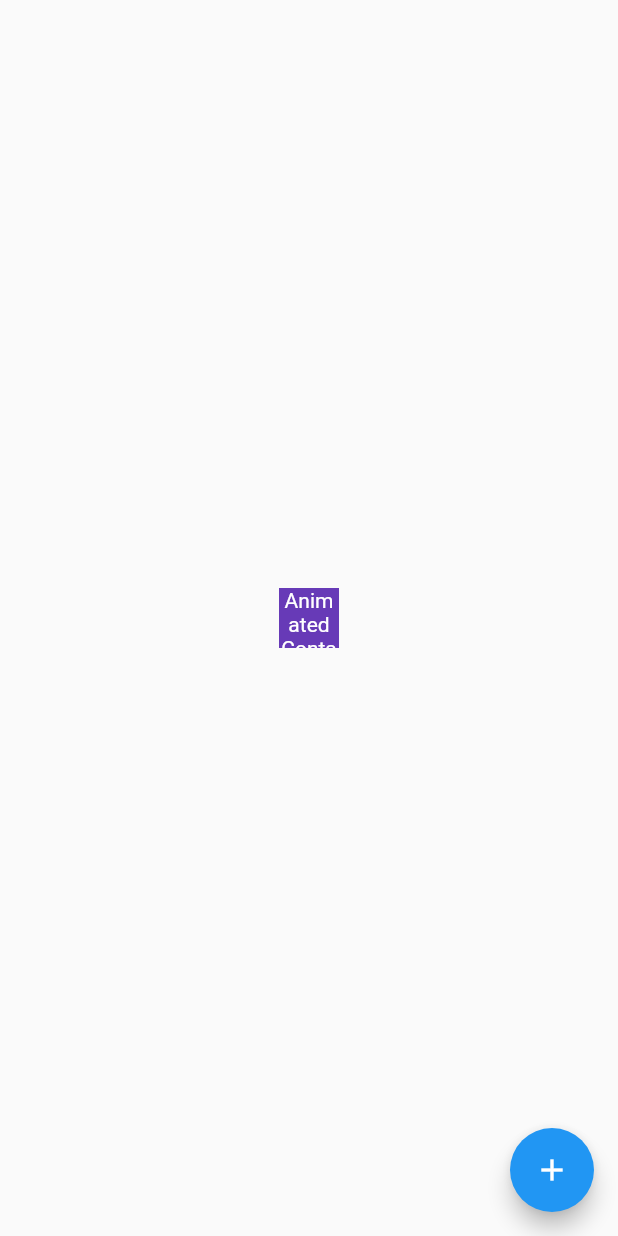
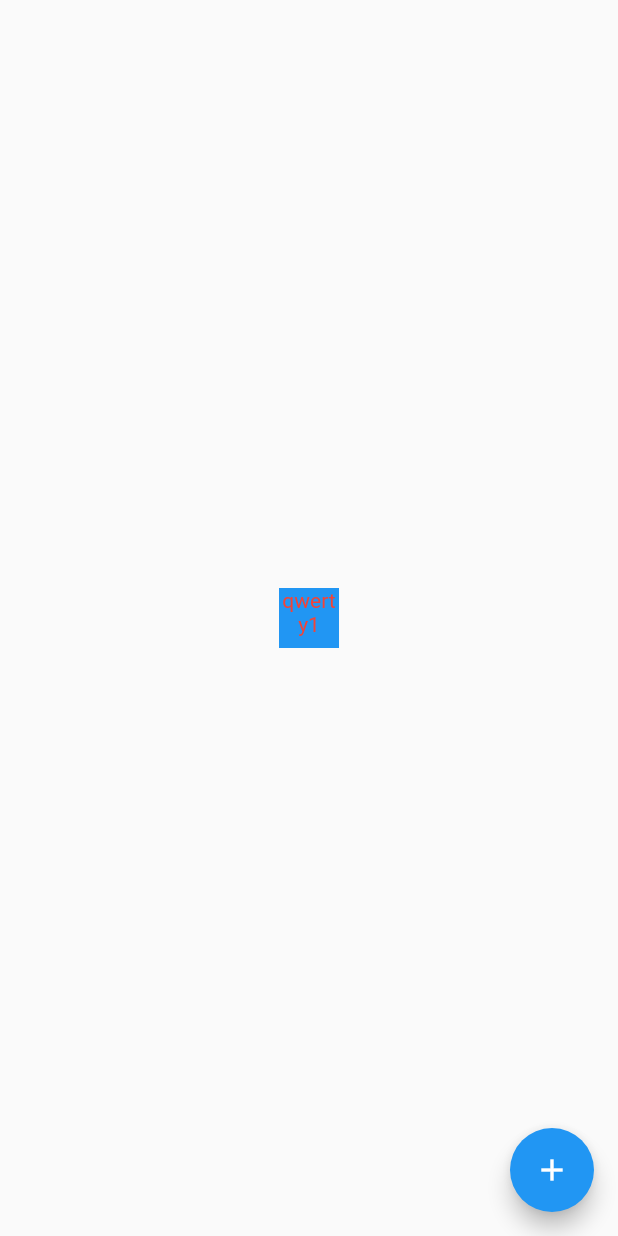
Before and after one commit to DianaTalantbekova/AnimatedContainer, a Flutter app: the screen it shows after launch, after a tap on the "add" icon, on a phone screen of 412 x 824 dp. Run offline on Flutter 3.47's test engine with Material 2 defaults, Android fonts, the phone set to English and light mode, and no system bars; our stand-ins replace bloc, flutter_bloc.

Commit message:
Update main.dart

```diff
--- a/lib/main.dart
+++ b/lib/main.dart
@@ -1,5 +1,3 @@
-import 'dart:math';
-
 import 'package:animated_container_with_bloc/bloc/randomparameters_bloc.dart';
 import 'package:flutter/material.dart';
 import 'package:flutter_bloc/flutter_bloc.dart';
@@ -55,15 +53,15 @@ class AnimatedContainerWithBloCState extends State<AnimatedContainerWithBloC> {
               return AnimatedContainer(
                 width: state.width,
                 height: state.height,
-                color: Colors.deepPurple,
+                color: state.color,
                 duration: Duration(
                   seconds: 2,
                 ),
                 child: Text(
-                  'Animated Container',
+                  state.text,
                   textAlign: TextAlign.center,
                   style: TextStyle(
-                    color: Colors.white,
+                    color: state.textColor,
                   ),
                 ),
               );
```
